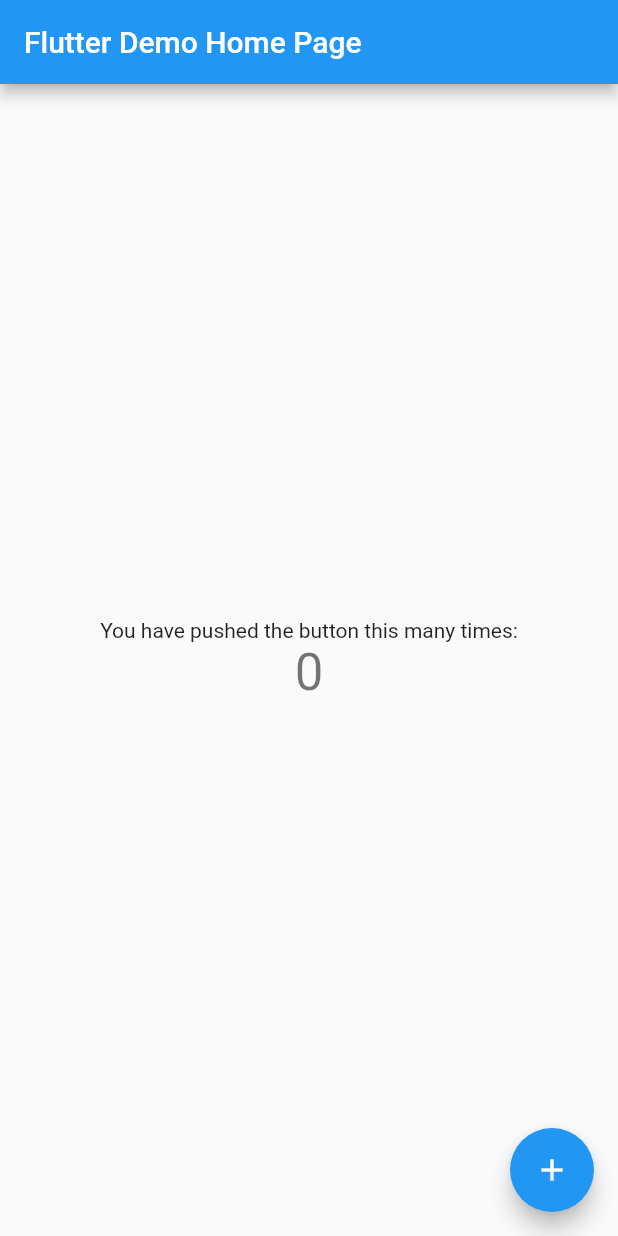
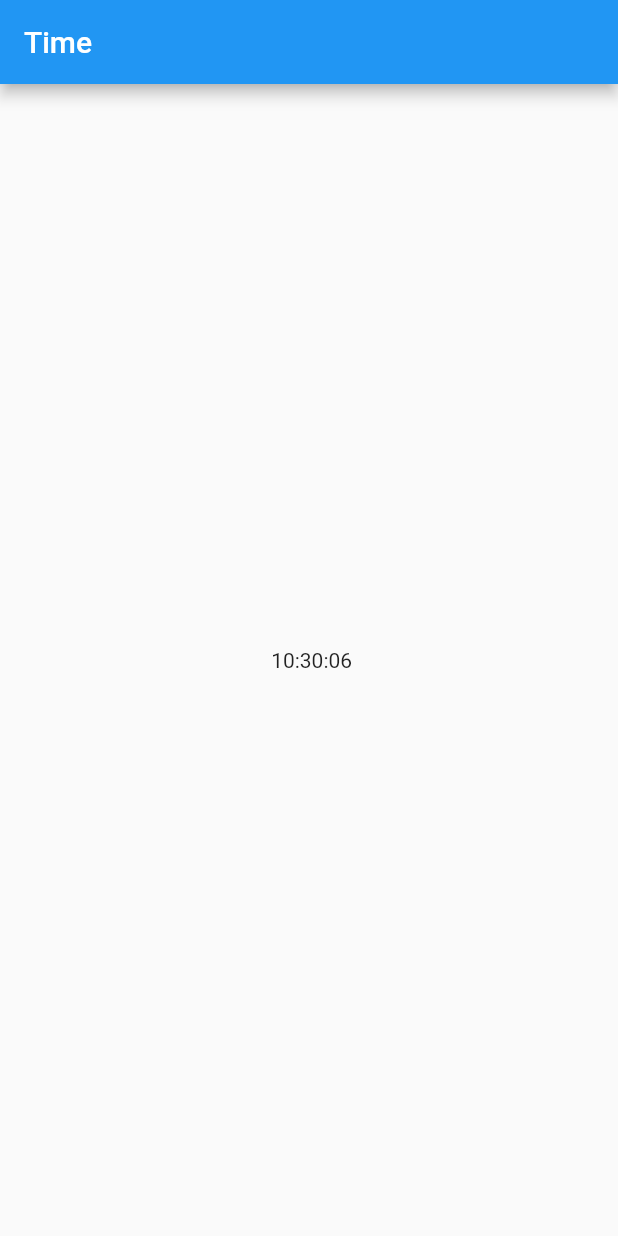
Before and after one commit to Schizobi/Kostka, a Flutter app: the screen it shows after launch, on a phone screen of 412 x 824 dp. Run offline on Flutter 3.47's test engine with Material 2 defaults, Android fonts, the phone set to English and light mode, and no system bars.

Commit message:
add current time

```diff
--- a/lib/main.dart
+++ b/lib/main.dart
@@ -1,113 +1,51 @@
+import 'dart:async';
 import 'package:flutter/material.dart';
+import 'package:intl/intl.dart';
 
 void main() {
-  runApp(MyApp());
+  runApp(MaterialApp(
+      debugShowCheckedModeBanner: false,
+      home: TimeShow())
+  );
 }
 
-class MyApp extends StatelessWidget {
-  // This widget is the root of your application.
+class TimeShow extends StatefulWidget {
+  @override
+  _TimeShowState createState() => _TimeShowState();
+}
+
+class _TimeShowState extends State<TimeShow> {
+  String _timeString;
+
+  @override
+  void initState() {
+    super.initState();
+    Timer.periodic(Duration(seconds: 1), (Timer t) => _getTime());
+  }
+
+  void _getTime() {
+    final String formattedDateTime =
+    //DateFormat('yyyy-MM-dd \n kk:mm:ss').format(DateTime.now()).toString();
+    DateFormat(' kk:mm:ss').format(DateTime.now()).toString();
+    setState(() {
+      _timeString = formattedDateTime;
+    });
+  }
+
+
+
+
   @override
   Widget build(BuildContext context) {
-    return MaterialApp(
-      title: 'Flutter Demo',
-      theme: ThemeData(
-        // This is the theme of your application.
-        //
-        // Try running your application with "flutter run". You'll see the
-        // application has a blue toolbar. Then, without quitting the app, try
-        // changing the primarySwatch below to Colors.green and then invoke
-        // "hot reload" (press "r" in the console where you ran "flutter run",
-        // or simply save your changes to "hot reload" in a Flutter IDE).
-        // Notice that the counter didn't reset back to zero; the application
-        // is not restarted.
-        primarySwatch: Colors.blue,
+    return Scaffold(
+      appBar: AppBar(
+        title: Text('Time'),
       ),
-      home: MyHomePage(title: 'Flutter Demo Home Page'),
+      body: Center(
+        child: Text(
+      _timeString.toString()
+        ),
+      )
     );
   }
 }
-
-class MyHomePage extends StatefulWidget {
-  MyHomePage({Key key, this.title}) : super(key: key);
-
-  // This widget is the home page of your application. It is stateful, meaning
-  // that it has a State object (defined below) that contains fields that affect
-  // how it looks.
-
-  // This class is the configuration for the state. It holds the values (in this
-  // case the title) provided by the parent (in this case the App widget) and
-  // used by the build method of the State. Fields in a Widget subclass are
-  // always marked "final".
-
-  final String title;
-
-  @override
-  _MyHomePageState createState() => _MyHomePageState();
-}
-
-class _MyHomePageState extends State<MyHomePage> {
-  int _counter = 0;
-
-  void _incrementCounter() {
-    setState(() {
-      // This call to setState tells the Flutter framework that something has
-      // changed in this State, which causes it to rerun the build method below
-      // so that the display can reflect the updated values. If we changed
-      // _counter without calling setState(), then the build method would not be
-      // called again, and so nothing would appear to happen.
-      _counter++;
-    });
-  }
-
-  @override
-  Widget build(BuildContext context) {
-    // This method is rerun every time setState is called, for instance as done
-    // by the _incrementCounter method above.
-    //
-    // The Flutter framework has been optimized to make rerunning build methods
-    // fast, so that you can just rebuild anything that needs updating rather
-    // than having to individually change instances of widgets.
-    return Scaffold(
-      appBar: AppBar(
-        // Here we take the value from the MyHomePage object that was created by
-        // the App.build method, and use it to set our appbar title.
-        title: Text(widget.title),
-      ),
-      body: Center(
-        // Center is a layout widget. It takes a single child and positions it
-        // in the middle of the parent.
-        child: Column(
-          // Column is also a layout widget. It takes a list of children and
-          // arranges them vertically. By default, it sizes itself to fit its
-          // children horizontally, and tries to be as tall as its parent.
-          //
-          // Invoke "debug painting" (press "p" in the console, choose the
-          // "Toggle Debug Paint" action from the Flutter Inspector in Android
-          // Studio, or the "Toggle Debug Paint" command in Visual Studio Code)
-          // to see the wireframe for each widget.
-          //
-          // Column has various properties to control how it sizes itself and
-          // how it positions its children. Here we use mainAxisAlignment to
-          // center the children vertically; the main axis here is the vertical
-          // axis because Columns are vertical (the cross axis would be
-          // horizontal).
-          mainAxisAlignment: MainAxisAlignment.center,
-          children: <Widget>[
-            Text(
-              'You have pushed the button this many times:',
-            ),
-            Text(
-              '$_counter',
-              style: Theme.of(context).textTheme.headline4,
-            ),
-          ],
-        ),
-      ),
-      floatingActionButton: FloatingActionButton(
-        onPressed: _incrementCounter,
-        tooltip: 'Increment',
-        child: Icon(Icons.add),
-      ), // This trailing comma makes auto-formatting nicer for build methods.
-    );
-  }
-}
--- a/pubspec.yaml
+++ b/pubspec.yaml
@@ -23,11 +23,13 @@
 dependencies:
   flutter:
     sdk: flutter
+  intl: ^0.16.1
 
 
   # The following adds the Cupertino Icons font to your application.
   # Use with the CupertinoIcons class for iOS style icons.
   cupertino_icons: ^1.0.1
+
 
 dev_dependencies:
   flutter_test:
```
Also changed, not shown: pubspec.lock, 1 other file.
